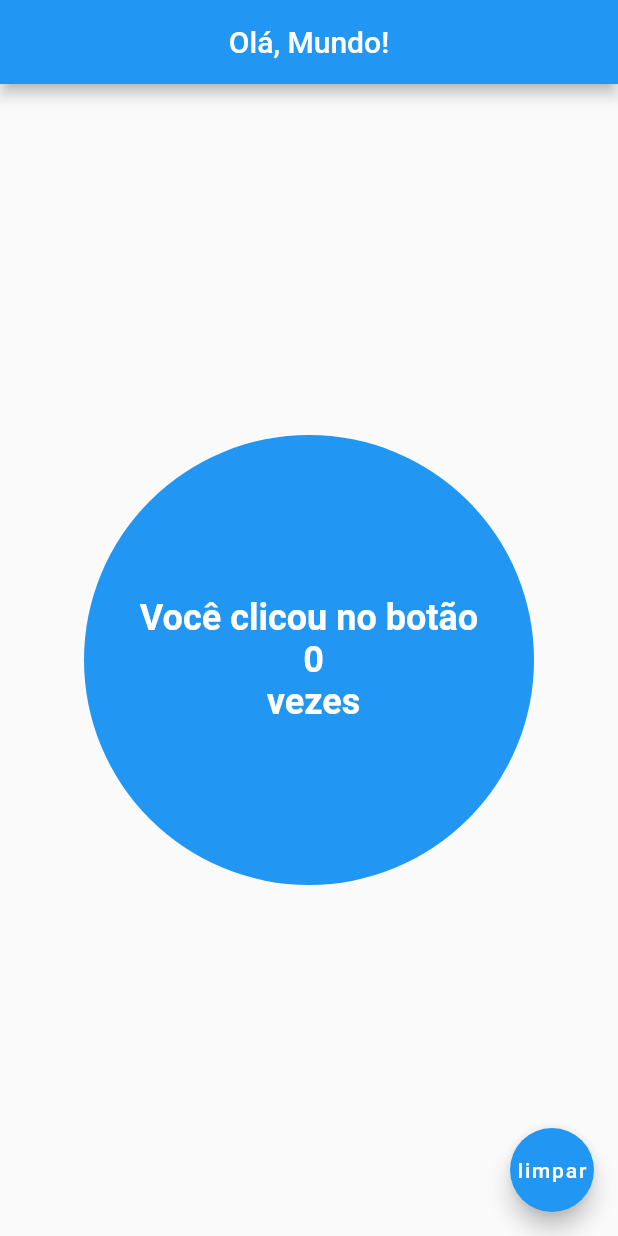
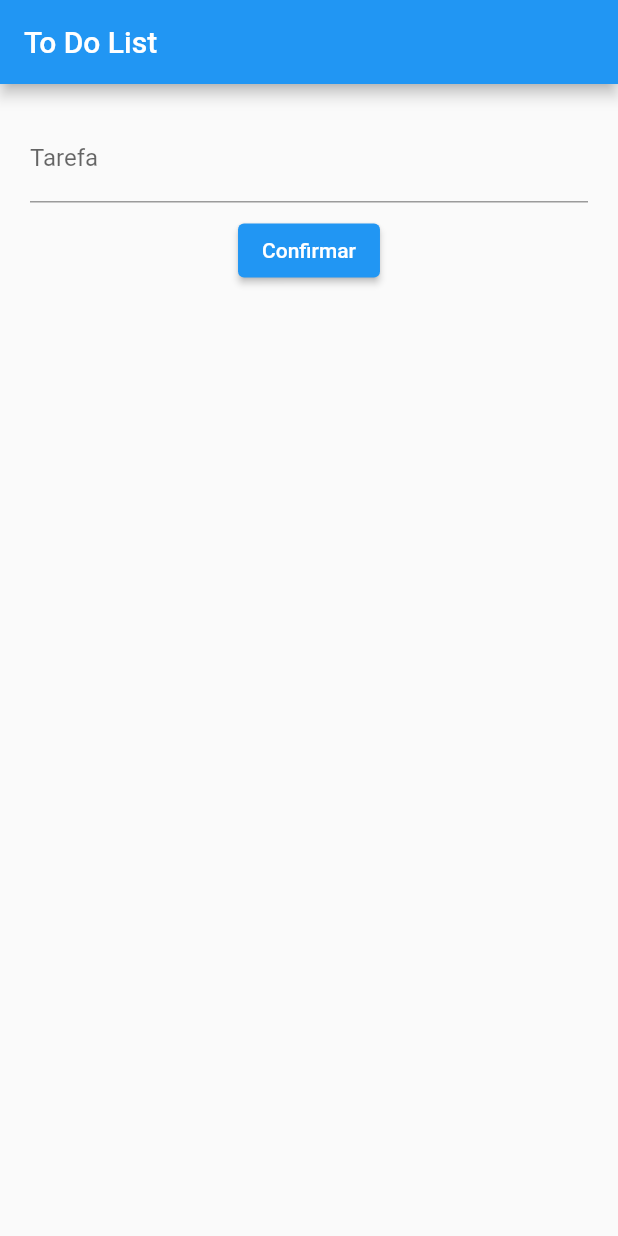
Before and after one commit to Clevinacio/dev-mobile, a Flutter app: the screen it shows after launch, on a phone screen of 412 x 824 dp. Run offline on Flutter 3.47's test engine with Material 2 defaults, Android fonts, the phone set to English and light mode, and no system bars.

Commit message:
Atualizações: - Cria pasta views - Cria view com conteúdo da primeira aula - Cria view com todo list

```diff
--- a/tutorial_flutter/lib/main.dart
+++ b/tutorial_flutter/lib/main.dart
@@ -1,4 +1,5 @@
 import 'package:flutter/material.dart';
+import 'package:tutorial_flutter/views/TodoListPage.dart';
 
 void main() {
   runApp(const MyApp());
@@ -9,72 +10,6 @@ class MyApp extends StatelessWidget {
 
   @override
   Widget build(BuildContext context) {
-    return const MaterialApp(home: MyHomePage());
+    return const MaterialApp(home: TodoListPage());
   }
 }
-
-class MyHomePage extends StatefulWidget {
-  const MyHomePage({Key? key}) : super(key: key);
-
-  @override
-  State<MyHomePage> createState() => _MyHomePageState();
-}
-
-class _MyHomePageState extends State<MyHomePage> {
-  int count = 0;
-
-  _onClick() {
-    setState(() {
-      count++;
-    });
-  }
-
-  _reset() {
-    setState(() {
-      count = 0;
-    });
-  }
-
-  Widget getBigButton(int c) {
-    return Container(
-        height: 300,
-        width: 300,
-        decoration:
-            const BoxDecoration(color: Colors.blue, shape: BoxShape.circle),
-        child: getCounter(c));
-  }
-
-  Widget getCounter(int c) {
-    return Center(
-        child: Text(
-      "Você clicou no botão \n $count\n vezes",
-      style: const TextStyle(
-          fontSize: 24, fontWeight: FontWeight.bold, color: Colors.white),
-      textAlign: TextAlign.center,
-    ));
-  }
-
-  @override
-  Widget build(BuildContext context) {
-    return Scaffold(
-      appBar: AppBar(
-        centerTitle: true,
-        title: const Text("Olá, Mundo!"),
-      ),
-      body: Center(
-          child: Column(
-        mainAxisAlignment: MainAxisAlignment.center,
-        children: <Widget>[
-          GestureDetector(
-            onTap: _onClick,
-            child: getBigButton(count),
-          )
-        ],
-      )),
-      floatingActionButton: FloatingActionButton(
-        onPressed: (() => _reset()),
-        child: const Text('limpar'),
-      ),
-    );
-  }
-}
--- /dev/null
+++ b/tutorial_flutter/lib/models/tarefa.dart
@@ -0,0 +1,7 @@
+class Tarefa {
+  String id;
+  String titulo;
+  DateTime data;
+
+  Tarefa({required this.id, required this.titulo, required this.data});
+}
--- /dev/null
+++ b/tutorial_flutter/lib/views/TodoListPage.dart
@@ -0,0 +1,106 @@
+import 'dart:math';
+
+import 'package:flutter/material.dart';
+import 'package:intl/intl.dart';
+
+import 'package:tutorial_flutter/models/tarefa.dart';
+
+class TodoListPage extends StatefulWidget {
+  const TodoListPage({Key? key}) : super(key: key);
+
+  @override
+  State<StatefulWidget> createState() => _TodoListPageState();
+}
+
+class _TodoListPageState extends State<TodoListPage> {
+  final _tarefaController = TextEditingController();
+  final List<Tarefa> _tarefas = [];
+
+  @override
+  Widget build(BuildContext context) {
+    return Scaffold(
+      appBar: AppBar(
+        title: const Text('To Do List'),
+      ),
+      body: Container(
+        padding: const EdgeInsets.all(20),
+        child: Column(
+          children: <Widget>[
+            TextField(
+              controller: _tarefaController,
+              decoration: const InputDecoration(labelText: 'Tarefa'),
+            ),
+            Padding(
+              padding: const EdgeInsets.all(8.0),
+              child: ElevatedButton(
+                  onPressed: _novaTarefa, child: const Text('Confirmar')),
+            ),
+            const SizedBox(
+              height: 20,
+            ),
+            Column(
+              children: <Widget>[
+                SizedBox(
+                  height: 300,
+                  child: ListView.builder(
+                    itemCount: _tarefas.length,
+                    itemBuilder: (context, index) {
+                      final tarefa = _tarefas[index];
+                      return Card(
+                        child: Row(
+                          children: [
+                            Container(
+                                decoration: BoxDecoration(
+                                  border: Border.all(
+                                      width: 2,
+                                      color:
+                                          tarefa.data.day == DateTime.now().day
+                                              ? Theme.of(context).primaryColor
+                                              : Theme.of(context)
+                                                  .secondaryHeaderColor),
+                                ),
+                                margin: const EdgeInsets.symmetric(
+                                  horizontal: 15,
+                                  vertical: 10,
+                                ),
+                                padding: const EdgeInsets.all(10),
+                                child: Text(
+                                    DateFormat('d MMM y').format(tarefa.data),
+                                    style: TextStyle(
+                                        color: tarefa.data.day ==
+                                                DateTime.now().day
+                                            ? Theme.of(context).primaryColor
+                                            : Theme.of(context)
+                                                .secondaryHeaderColor))),
+                            Text(tarefa.titulo),
+                          ],
+                        ),
+                      );
+                    },
+                  ),
+                )
+              ],
+            )
+          ],
+        ),
+      ),
+    );
+  }
+
+  void _novaTarefa() {
+    final titulo = _tarefaController.text;
+
+    if (titulo.isEmpty) {
+      return;
+    }
+
+    Tarefa novaTarefa = Tarefa(
+        id: Random().nextInt(9999).toString(),
+        titulo: titulo,
+        data: DateTime.now());
+
+    setState(() {
+      _tarefas.add(novaTarefa);
+    });
+  }
+}
--- a/tutorial_flutter/pubspec.yaml
+++ b/tutorial_flutter/pubspec.yaml
@@ -35,6 +35,7 @@ dependencies:
   # Use with the CupertinoIcons class for iOS style icons.
   cupertino_icons: ^1.0.2
   counter: ^0.2.2
+  intl: ^0.17.0
 
 dev_dependencies:
   flutter_test:
```
Also changed, not shown: tutorial_flutter/lib/views/FirstFlutterPage.dart (added, +67 -0 lines).
